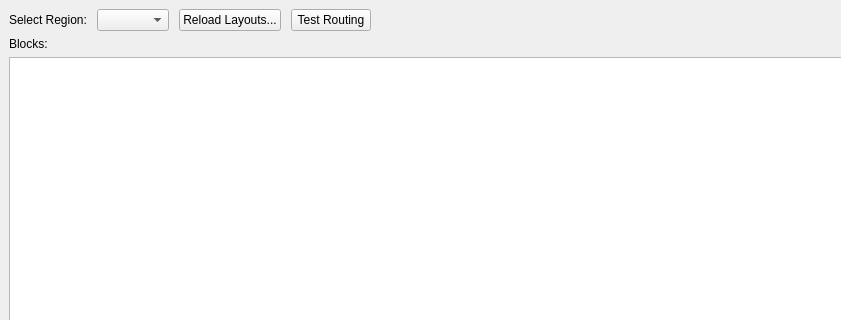
Qt form TrackModel/trackmodeldisplay.ui (marmysl/ece1140) before a commit; both pictures show x 0 to 841 and y 0 to 320 of the 1324 by 643 pixel window.
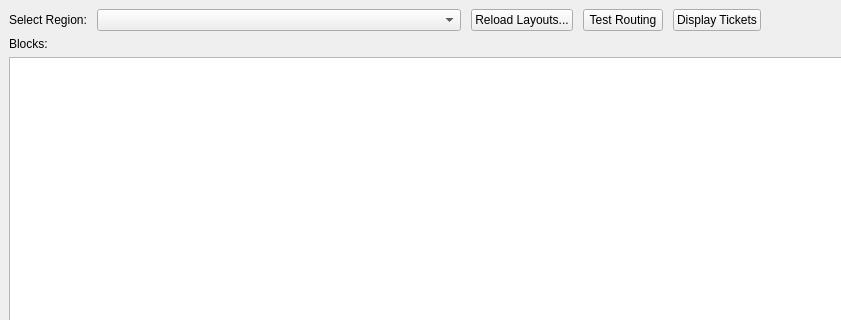
The same form after that commit. Custom widgets are drawn as their Qt base class.

Commit message: Add ticket manager thingy

Diff of the .ui file:
```diff
--- a/TrackModel/trackmodeldisplay.ui
+++ b/TrackModel/trackmodeldisplay.ui
@@ -30,7 +30,7 @@
       <item>
        <widget class="QComboBox" name="regionComboBox">
         <property name="sizePolicy">
-         <sizepolicy hsizetype="Preferred" vsizetype="Fixed">
+         <sizepolicy hsizetype="MinimumExpanding" vsizetype="Fixed">
           <horstretch>0</horstretch>
           <verstretch>0</verstretch>
          </sizepolicy>
@@ -51,6 +51,13 @@
         </property>
        </widget>
       </item>
+      <item>
+       <widget class="QPushButton" name="displayTicketsButton">
+        <property name="text">
+         <string>Display Tickets</string>
+        </property>
+       </widget>
+      </item>
       <item>
        <spacer name="horizontalSpacer">
         <property name="orientation">
```
The commit also changes 11 other files.
